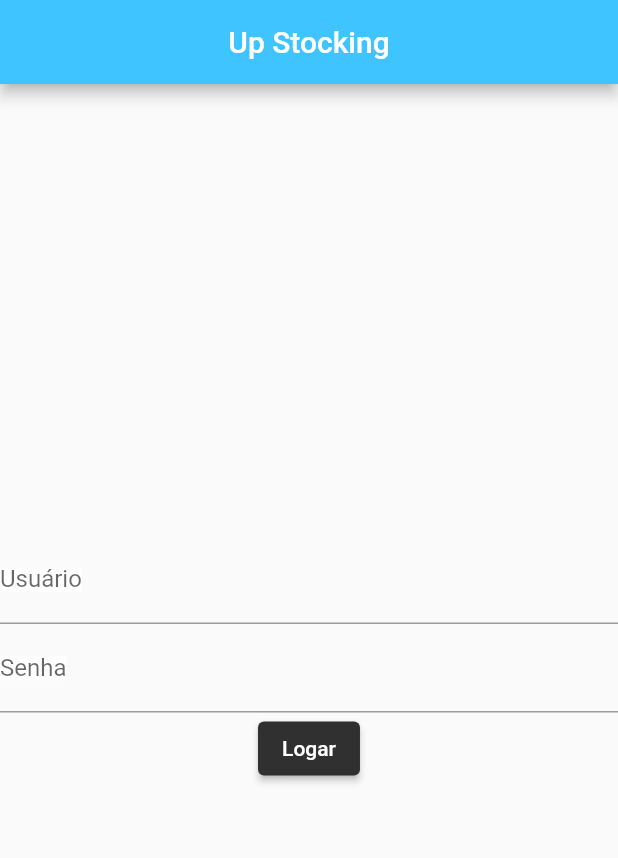
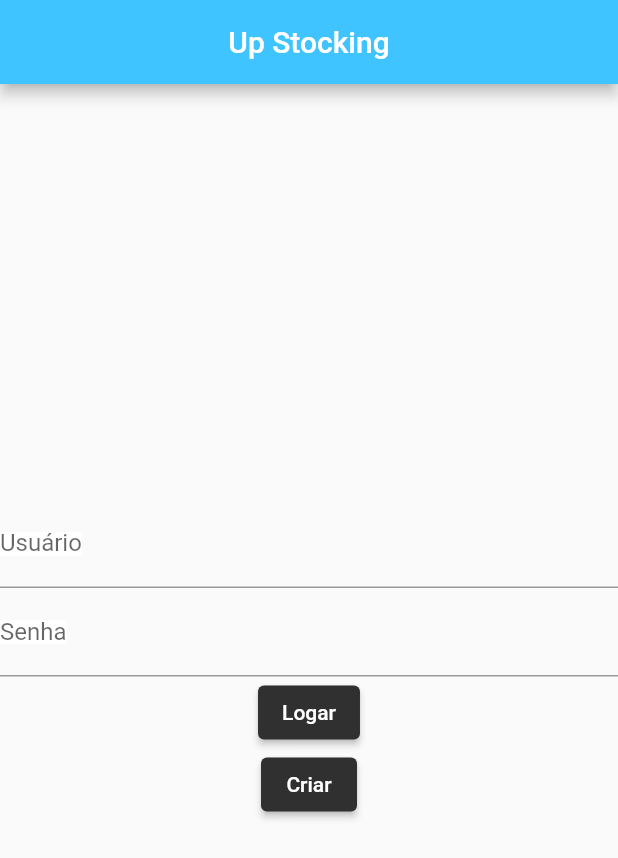
Before and after one commit to gustavoproencasousa/OutStock, a Flutter app: the screen it shows after launch, after a tap on "Logar", on a phone screen of 412 x 824 dp. Shown: the top 858 px of the screen. Run offline on Flutter 3.47's test engine with Material 2 defaults, Android fonts, the phone set to English and light mode, and no system bars; our stand-ins replace firebase_core; accounts and stored records are empty; generated files the repository leaves out were written again.

Commit message:
Inclusão tela de cadastro

```diff
--- a/lib/home.dart
+++ b/lib/home.dart
@@ -2,8 +2,7 @@ import 'package:outstock/Widgets/input.dart';
 import 'package:flutter/material.dart';
 import 'Widgets/botoes.dart';
 import 'TelaSelect.dart';
-
-
+import 'TelaCadastro.dart';
 
 class Home extends StatefulWidget {
   @override
@@ -11,11 +10,8 @@ class Home extends StatefulWidget {
 }
 
 class _HomeState extends State<Home> {
-
   final _usuario = TextEditingController();
   final _senha = TextEditingController();
-
-
 
   @override
   Widget build(BuildContext context) {
@@ -30,29 +26,36 @@ class _HomeState extends State<Home> {
   }
 
   _body() {
-    return Container(alignment: Alignment.center,
-      child: Column(mainAxisAlignment: MainAxisAlignment.center,
-        children:<Widget>[
-          InputTextos("Usuário","Usuário",controller: _usuario),
-          InputTextos( "Senha","Senha",controller: _senha),
-          Botoes("Logar", onPressed: _click),
-      ]
-      )
-    );
+    return Container(
+        alignment: Alignment.center,
+        child: Column(
+            mainAxisAlignment: MainAxisAlignment.center,
+            children: <Widget>[
+              InputTextos("Usuário", "Usuário", controller: _usuario),
+              InputTextos("Senha", "Senha", controller: _senha),
+              Botoes("Logar", onPressed: _click),
+              Botoes("Criar", onPressed: _cadastro)
+            ]));
   }
 
-  void _click(){
+  void _click() {
     String usuario = _usuario.text;
     String senha = _senha.text;
     setState(() {
-      if (usuario == "001866" && senha == "40028922"){
-            Navigator.push(context,
-            MaterialPageRoute(
-                builder: ((context) => const TelaSelect())
-            )
-        );}
-        else() {
-        Text('Usuário ou senha incorreto');
-      };
-    });}
+      if (usuario == "001866" && senha == "40028922") {
+        Navigator.push(context,
+            MaterialPageRoute(builder: ((context) => const TelaSelect())));
+      } else
+        () {
+          Text('Usuário ou senha incorreto');
+        };
+    });
+  }
+
+  void _cadastro() {
+    setState(() {
+      Navigator.push(context,
+          MaterialPageRoute(builder: ((context) => const TelaCadastro())));
+    });
+  }
 }
```
Also changed, not shown: lib/TelaCadastro.dart (added, +38 -0 lines).
